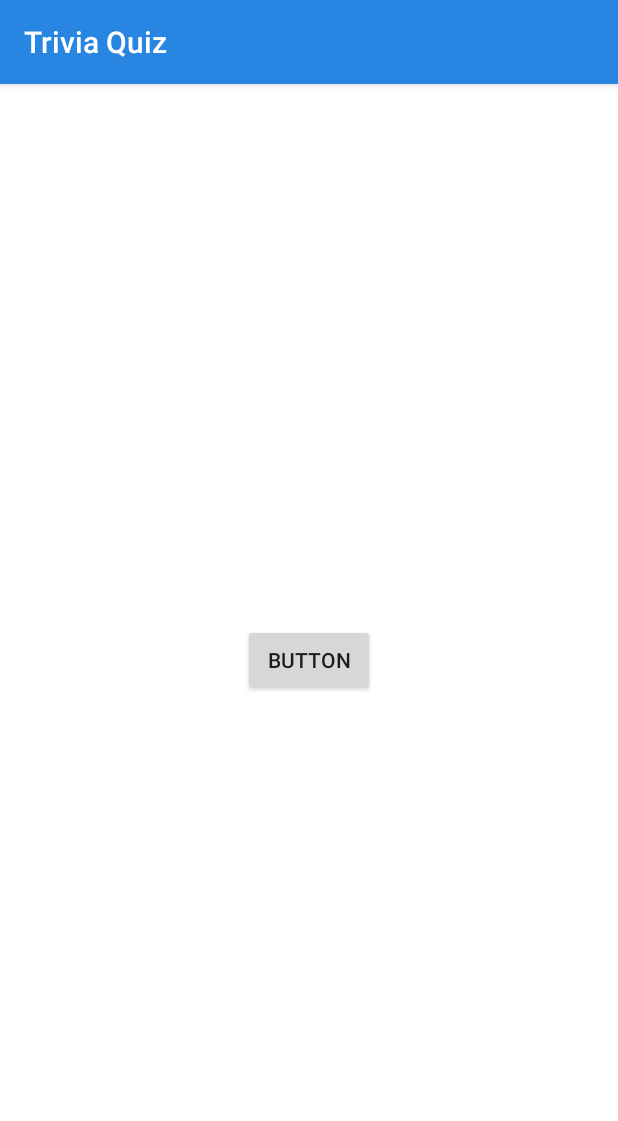
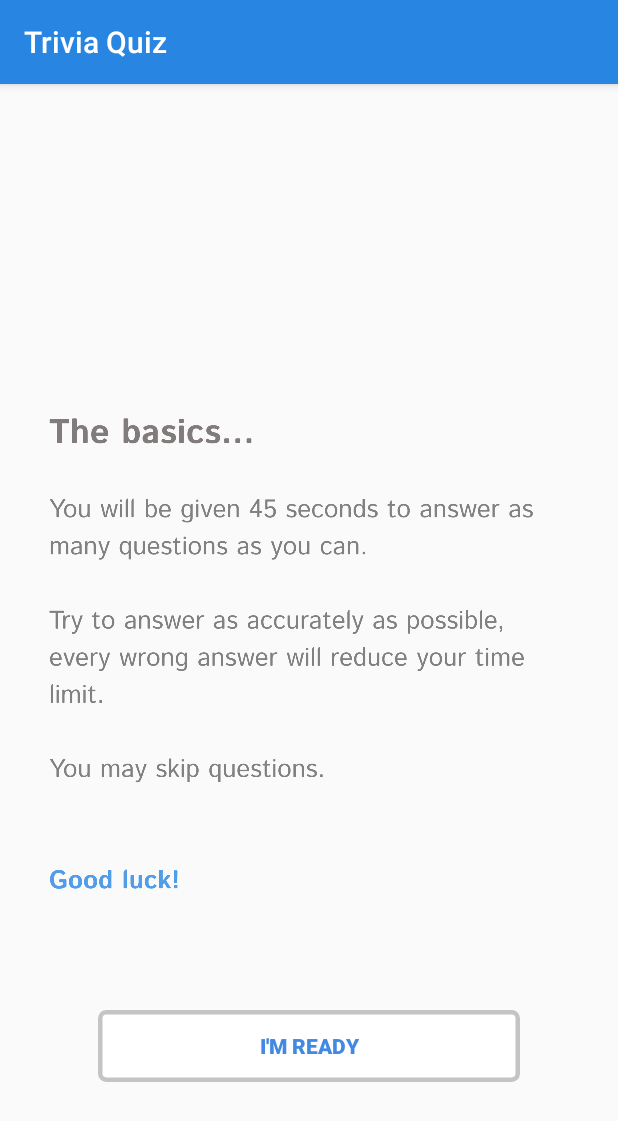
Before and after one commit to ssarahlu/Assignment, an Android app: the StartTriviaActivity screen opened directly, with no data from a screen before it, on a phone screen of 412 x 824 dp. Shown: the top 1121 px of the screen. Run offline under Robolectric (Android 15) with nearby library versions, the phone set to English and light mode, and no system bars; our stand-ins replace Room's generated code.

```diff
--- a/app/src/main/res/layout/activity_start_trivia.xml
+++ b/app/src/main/res/layout/activity_start_trivia.xml
@@ -4,16 +4,30 @@
     xmlns:tools="http://schemas.android.com/tools"
     android:layout_width="match_parent"
     android:layout_height="match_parent"
-    android:background="#FFFFFF"
     tools:context=".StartTriviaActivity">
 
     <Button
         android:id="@+id/musicTrivia"
         android:layout_width="wrap_content"
         android:layout_height="wrap_content"
-        android:text="Button"
+        android:background="@drawable/check_your"
+        android:text="I'M READY"
+        android:textColor="#4289E1"
+        android:textStyle="bold"
+        app:layout_constraintBottom_toBottomOf="parent"
+        app:layout_constraintEnd_toEndOf="parent"
+        app:layout_constraintHorizontal_bias="0.498"
+        app:layout_constraintStart_toStartOf="parent"
+        app:layout_constraintTop_toTopOf="parent"
+        app:layout_constraintVertical_bias="0.857" />
+
+    <ImageView
+        android:id="@+id/imageView8"
+        android:layout_width="347dp"
+        android:layout_height="625dp"
         app:layout_constraintBottom_toBottomOf="parent"
         app:layout_constraintEnd_toEndOf="parent"
         app:layout_constraintStart_toStartOf="parent"
-        app:layout_constraintTop_toTopOf="parent" />
+        app:layout_constraintTop_toTopOf="parent"
+        app:srcCompat="@drawable/music_trivia_instructions" />
 </androidx.constraintlayout.widget.ConstraintLayout>
```
Also changed, not shown: app/src/main/res/drawable-v24/music_trivia_instructions.png (added).
